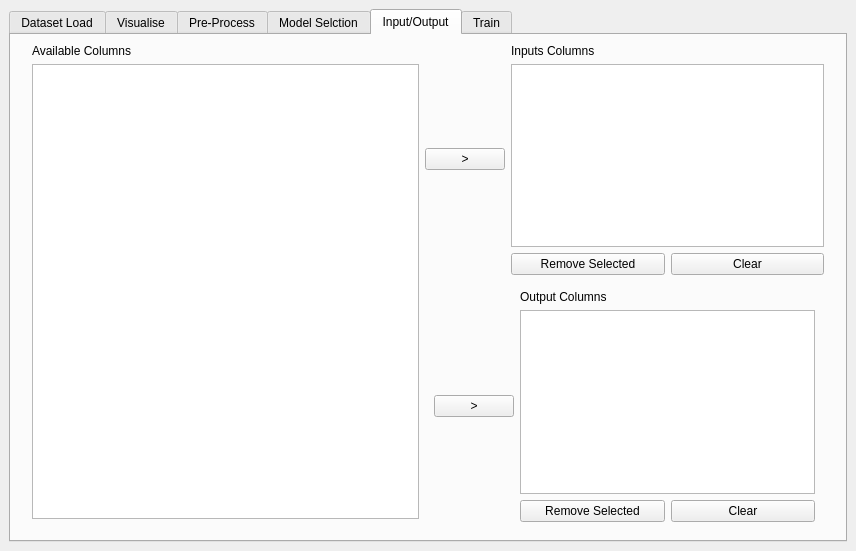
Qt form resources/ui/ml_gui.ui (matheusft/modelling_ml) before a commit.
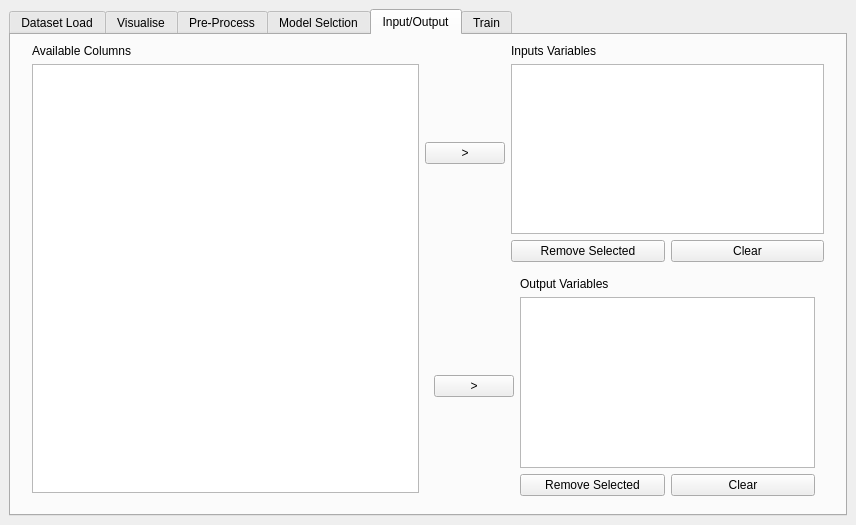
The same form after that commit. The open tabs and pages were chosen to show the change. Icons and pictures are not drawn. Custom widgets are drawn as their Qt base class.

Patch:
```diff
--- a/resources/ui/ml_gui.ui
+++ b/resources/ui/ml_gui.ui
@@ -7,7 +7,7 @@
     <x>0</x>
     <y>0</y>
     <width>856</width>
-    <height>551</height>
+    <height>525</height>
    </rect>
   </property>
   <property name="sizePolicy">
@@ -3052,7 +3052,7 @@
                 <item>
                  <widget class="QLabel" name="label_4">
                   <property name="text">
-                   <string>Inputs Columns</string>
+                   <string>Inputs Variables</string>
                   </property>
                  </widget>
                 </item>
@@ -3115,7 +3115,7 @@
                     <item>
                      <widget class="QLabel" name="label_5">
                       <property name="text">
-                       <string>Output Columns</string>
+                       <string>Output Variables</string>
                       </property>
                      </widget>
                     </item>
```
Left out of the diff: 4 changed lines with no effect on the pictures.
